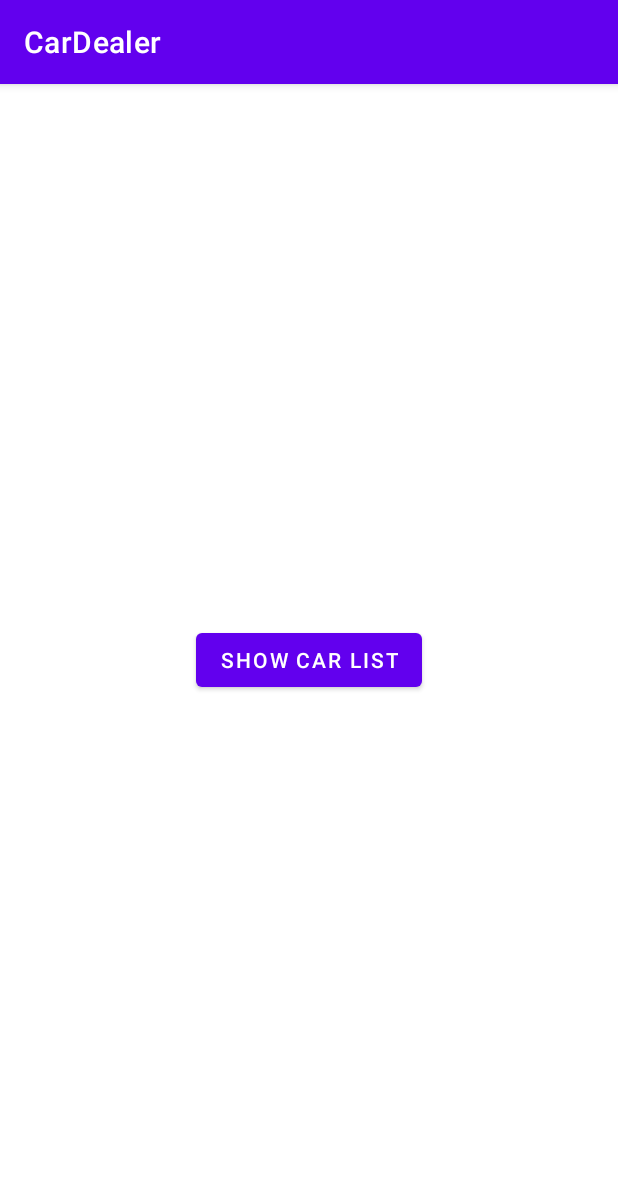
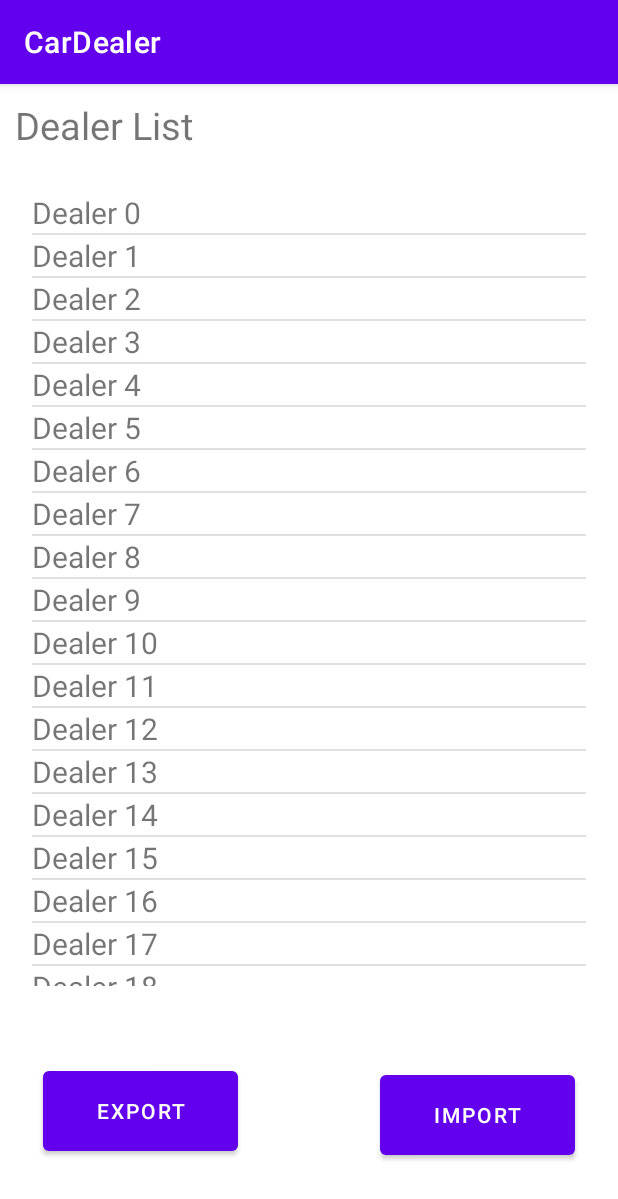
Before and after one commit to Guacamoley/Car-Dealership-Android-App, an Android app: the screen it shows after launch (MainActivity), on a phone screen of 412 x 824 dp. Shown: the top 1199 px of the screen. Run offline under Robolectric (Android 15) with nearby library versions, the phone set to English and light mode, and no system bars.

Commit message:
App Structure

```diff
--- a/CarDealer/app/build.gradle
+++ b/CarDealer/app/build.gradle
@@ -36,4 +36,5 @@ dependencies {
     testImplementation 'junit:junit:4.13.2'
     androidTestImplementation 'androidx.test.ext:junit:1.1.3'
     androidTestImplementation 'androidx.test.espresso:espresso-core:3.4.0'
+    implementation 'com.google.code.gson:gson:2.8.7'
 }
--- a/CarDealer/app/src/main/java/edu/metrostate/cardealer/CarDealerApplication.java
+++ b/CarDealer/app/src/main/java/edu/metrostate/cardealer/CarDealerApplication.java
@@ -11,7 +11,7 @@ import java.util.List;
 
 public class CarDealerApplication extends Application {
     private final List<Vehicle> vehicleList = new ArrayList<>();
-
+    private final List<Dealer> dealerList = new ArrayList<>();
     @Override
     public void onCreate() {
         super.onCreate();
@@ -21,12 +21,17 @@ public class CarDealerApplication extends Application {
         for(int i = 0; i < 20; i++) {
             vehicleList.add(new Vehicle(Integer.toString(i), "Model " + i));
         }
+        //TODO: Remove this code
+        for(int i = 0; i < 20; i++) {
+            dealerList.add(new Dealer(Integer.toString(i)));
+        }
 
     }
 
     public List<Vehicle> getVehicleList() {
         return vehicleList;
     }
+    public List<Dealer> getDealerList() {return dealerList;}
 
     public void writeFile() {
 
--- /dev/null
+++ b/CarDealer/app/src/main/java/edu/metrostate/cardealer/Dealer.java
@@ -0,0 +1,11 @@
+package edu.metrostate.cardealer;
+
+public class Dealer {
+    private final String dealerName;
+
+    Dealer(String id) {this.dealerName = id;}
+
+    public String getName() {
+        return this.dealerName;
+    }
+}
--- /dev/null
+++ b/CarDealer/app/src/main/java/edu/metrostate/cardealer/DealerAdapter.java
@@ -0,0 +1,37 @@
+package edu.metrostate.cardealer;
+
+import android.content.Context;
+import android.view.LayoutInflater;
+import android.view.View;
+import android.view.ViewGroup;
+import android.widget.ArrayAdapter;
+import android.widget.TextView;
+
+import androidx.annotation.NonNull;
+import androidx.annotation.Nullable;
+
+import java.util.List;
+
+public class DealerAdapter extends ArrayAdapter<Dealer> {
+    public DealerAdapter(Context context, List<Dealer> shelterList) {
+        super(context, R.layout.dealer_item, shelterList);
+    }
+
+
+    @NonNull
+    @Override
+    public View getView(int position, @Nullable View convertView, @NonNull ViewGroup parent) {
+
+        if (convertView == null) {
+            convertView = LayoutInflater.from(getContext()).inflate(R.layout.dealer_item, parent, false);
+        }
+
+        TextView id = convertView.findViewById(R.id.dealer_name);
+
+
+        id.setText("Dealer " + getItem(position).getName());
+
+
+        return convertView;
+    }
+}
--- a/CarDealer/app/src/main/java/edu/metrostate/cardealer/MainActivity.java
+++ b/CarDealer/app/src/main/java/edu/metrostate/cardealer/MainActivity.java
@@ -1,28 +1,55 @@
 package edu.metrostate.cardealer;
+
+import android.app.AlertDialog;
+import android.app.Dialog;
+import android.content.Intent;
+import android.os.Bundle;
+import android.view.View;
+import android.widget.AdapterView;
+import android.widget.Button;
+import android.widget.ListView;
 
 import androidx.appcompat.app.AppCompatActivity;
 
-import android.content.Intent;
-import android.os.Bundle;
-import android.view.View;
+public class MainActivity extends AppCompatActivity {
 
-public class MainActivity extends AppCompatActivity {
+    Button exportButton;
+    Button importButton;
 
     @Override
     protected void onCreate(Bundle savedInstanceState) {
         super.onCreate(savedInstanceState);
         setContentView(R.layout.activity_main);
 
-        findViewById(R.id.show_vehicle).setOnClickListener(new View.OnClickListener() {
-            @Override
-            public void onClick(View v) {
-                // Create the intent with the new activity
-                Intent intent = new Intent(MainActivity.this, VehicleListActivity.class);
+        CarDealerApplication app = (CarDealerApplication) getApplication();
 
-                // Launch the new Activity
-                startActivity(intent);
-            }
-        });
+        ListView ListViewDealer = findViewById(R.id.dealer_list);
+
+        DealerAdapter ad = new DealerAdapter(this, app.getDealerList());
+        ListViewDealer.setAdapter(ad);
+
+      ListViewDealer.setOnItemClickListener(new AdapterView.OnItemClickListener() {
+          @Override
+          public void onItemClick(AdapterView<?> adapterView, View view, int i, long l) {
+              Intent intent = new Intent(MainActivity.this, VehicleListActivity.class);
+              startActivity(intent);
+          }
+      });
+
+    }
+
+    public void showDialog(Vehicle vehicle) {
+
+        Dialog dialog = new AlertDialog.Builder(this)
+                .setTitle("My alert")
+                .setCancelable(false)
+                .setTitle("Vehicle ID: " + vehicle.getId())
+                .setMessage("Model: " + vehicle.getModel())
+                .setPositiveButton( "OK", (dialog1, id) -> dialog1.dismiss()).create();
+
+        dialog.show();
+
+
 
     }
 }
--- a/CarDealer/app/src/main/res/layout/activity_main.xml
+++ b/CarDealer/app/src/main/res/layout/activity_main.xml
@@ -7,13 +7,46 @@
     tools:context=".MainActivity">
 
     <Button
-        android:id="@+id/show_vehicle"
+        android:id="@+id/importButton"
+        android:layout_width="130dp"
+        android:layout_height="65dp"
+        android:layout_marginStart="65dp"
+        android:text="Import"
+        app:layout_constraintBottom_toBottomOf="parent"
+        app:layout_constraintEnd_toEndOf="parent"
+        app:layout_constraintStart_toEndOf="@+id/ExportButton"
+        app:layout_constraintTop_toBottomOf="@+id/dealer_list"
+        app:layout_constraintVertical_bias="0.529" />
+
+    <TextView
+        android:id="@+id/dealer_title"
         android:layout_width="wrap_content"
         android:layout_height="wrap_content"
-        android:text="Show Car List"
+        android:layout_margin="10dp"
+        android:text="@string/dealer_list"
+        android:textSize="25sp"
+        app:layout_constraintStart_toStartOf="parent"
+        app:layout_constraintTop_toTopOf="parent" />
+
+    <ListView
+        android:id="@+id/dealer_list"
+        android:layout_width="369dp"
+        android:layout_height="529dp"
+        android:layout_marginBottom="136dp"
         app:layout_constraintBottom_toBottomOf="parent"
         app:layout_constraintEnd_toEndOf="parent"
         app:layout_constraintStart_toStartOf="parent"
-        app:layout_constraintTop_toTopOf="parent" />
+        app:layout_constraintTop_toBottomOf="@+id/dealer_title"
+        app:layout_constraintVertical_bias="0.476" />
+
+    <Button
+        android:id="@+id/ExportButton"
+        android:layout_width="130dp"
+        android:layout_height="65dp"
+        android:text="Export"
+        app:layout_constraintBottom_toBottomOf="parent"
+        app:layout_constraintEnd_toStartOf="@+id/importButton"
+        app:layout_constraintStart_toStartOf="parent"
+        app:layout_constraintTop_toBottomOf="@+id/dealer_list" />
 
 </androidx.constraintlayout.widget.ConstraintLayout>
--- /dev/null
+++ b/CarDealer/app/src/main/res/layout/dealer_item.xml
@@ -0,0 +1,14 @@
+<?xml version="1.0" encoding="utf-8"?>
+<RelativeLayout xmlns:android="http://schemas.android.com/apk/res/android"
+    android:layout_width="match_parent"
+    android:layout_height="match_parent">
+
+    <TextView
+        android:id="@+id/dealer_name"
+        android:layout_width="match_parent"
+        android:layout_height="wrap_content"
+        android:textSize="20sp"
+        android:text="Dealer Name"
+        />
+
+</RelativeLayout>
--- a/CarDealer/app/src/main/res/values/strings.xml
+++ b/CarDealer/app/src/main/res/values/strings.xml
@@ -1,3 +1,4 @@
 <resources>
     <string name="app_name">CarDealer</string>
+    <string name="dealer_list">Dealer List</string>
 </resources>
```
Also changed, not shown: CarDealer/app/src/main/AndroidManifest.xml (+7 -0 lines), CarDealer/app/src/main/java/edu/metrostate/cardealer/VehicleActivity.java (added, +16 -0 lines), CarDealer/app/src/main/java/edu/metrostate/cardealer/VehicleListActivity.java (+6 -5 lines), CarDealer/app/src/main/res/layout/activity_vehicle.xml (added, +29 -0 lines), CarDealer/app/src/main/res/layout/activity_vehicle_list.xml (+24 -8 lines).
